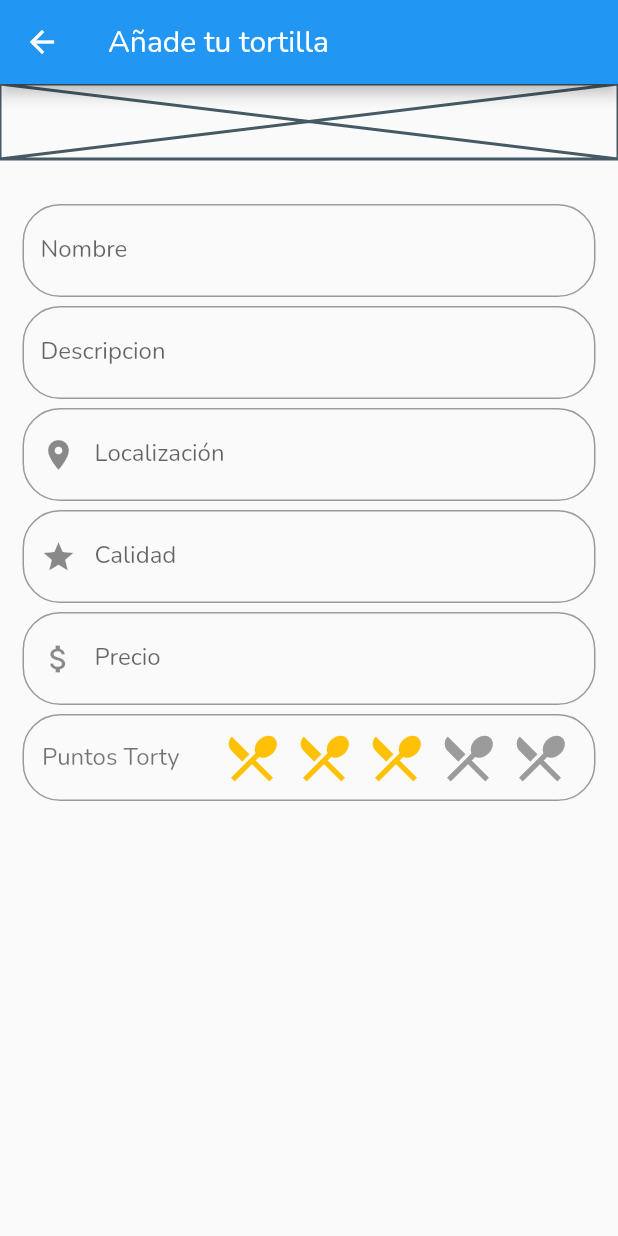
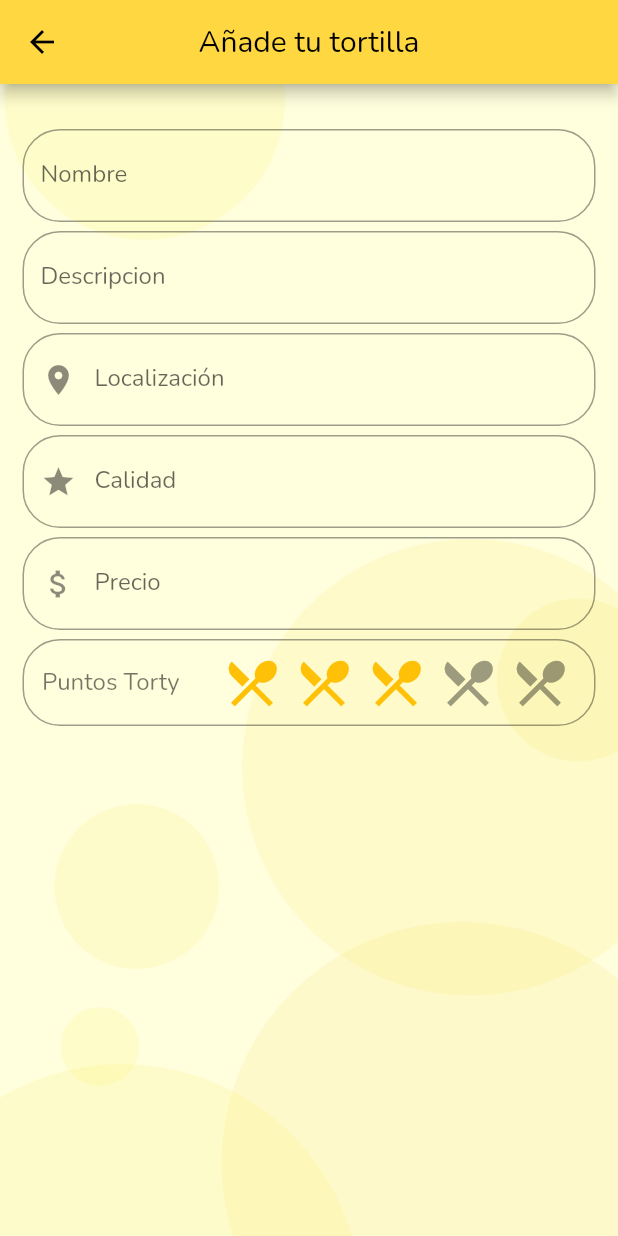
Before and after one commit to AlexRioja/Torty_App, a Flutter app: the AddScreen screen opened by its route, on a phone screen of 412 x 824 dp. Run offline on Flutter 3.47's test engine with Material 2 defaults, Android fonts, the light colour scheme and no system bars; drawn by our look-alikes of flutter_rating_bar; our stand-ins replace carousel_slider, flip_card, google_fonts.

Commit message:
Updates to the code: -Changed style of AddScreen

```diff
--- a/lib/Components/AddScreen.dart
+++ b/lib/Components/AddScreen.dart
@@ -6,7 +6,13 @@ class AddScreen extends StatelessWidget {
   Widget build(BuildContext context) {
     return Scaffold(
       appBar: AppBar(
-        title: Text('Añade tu tortilla'),
+        title: Text(
+          'Añade tu tortilla',
+          style: TextStyle(color: Colors.black),
+        ),
+        backgroundColor: Colors.amberAccent,
+        iconTheme: IconThemeData(color: Colors.black),
+        centerTitle: true,
       ),
       body: AddForm(),
     );
@@ -45,14 +51,20 @@ class _AddFormState extends State<AddForm> {
     ];
     return Form(
       key: _formKey,
-      child: ListView(children: [
-        Column(
+      child: ListView(
+        children: [
+          Container(
+            height: MediaQuery.of(context).size.height,
+            decoration: BoxDecoration(
+              image: DecorationImage(
+                image: AssetImage("assets/images/backgrounds/test_2.jpg"),
+                fit: BoxFit.cover,
+                colorFilter: ColorFilter.linearToSrgbGamma()
+              )
+            ),
+            child: Column(
               mainAxisSize: MainAxisSize.max,
               children: <Widget>[
-            Placeholder(
-              fallbackHeight: 50,
-              fallbackWidth: 50,
-            ),
                 _nameField(controllers: _controllers, decorator: _decorator),
                 _descField(controllers: _controllers, decorator: _decorator),
                 _locationField(controllers: _controllers, decorator: _decorator),
@@ -62,7 +74,9 @@ class _AddFormState extends State<AddForm> {
                 //TODO implementar botones para confirmar y cancelar formulario y poner bonito (row)
               ],
             ),
-      ]),
+          ),
+        ],
+      ),
     );
     ;
   }
@@ -232,9 +246,10 @@ class __tortyFieldState extends State<_tortyField> {
         child: Row(
           mainAxisAlignment: MainAxisAlignment.spaceAround,
           children: [
-            Text("Puntos Torty",style:TextStyle(color: Colors.black54,fontSize: 16)),
+            Text("Puntos Torty",
+                style: TextStyle(color: Colors.black54, fontSize: 16)),
             Padding(
-              padding: const EdgeInsets.symmetric(vertical:8.0),
+              padding: const EdgeInsets.symmetric(vertical: 8.0),
               child: RatingBar.builder(
                 initialRating: 3,
                 minRating: 0.5,
@@ -249,7 +264,7 @@ class __tortyFieldState extends State<_tortyField> {
                 ),
                 onRatingUpdate: (rating) {
                   print(rating);
-                  _currValue=rating;
+                  _currValue = rating;
                 },
               ),
             ),
@@ -257,8 +272,7 @@ class __tortyFieldState extends State<_tortyField> {
         ),
         decoration: BoxDecoration(
             borderRadius: BorderRadius.circular(25),
-          border:Border.all(color:Colors.black38)
-        ),
+            border: Border.all(color: Colors.black38)),
       ),
     );
   }
```
Lines whose indentation alone changed are shown as unchanged.
